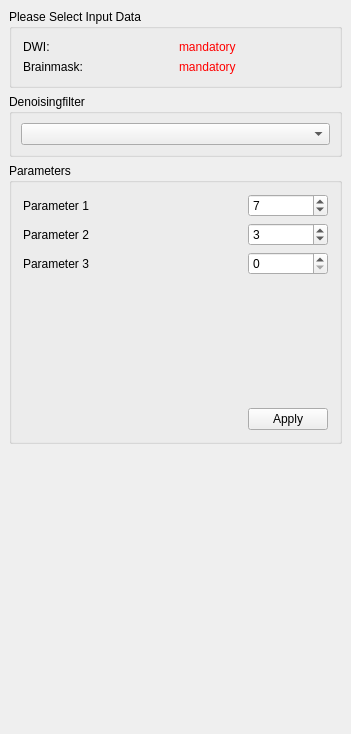
The window that Plugins/org.mitk.gui.qt.diffusionimaging/src/internal/QmitkDenoisingViewControls.ui (MITK/MITK) describes before a commit, drawn with Qt 5.
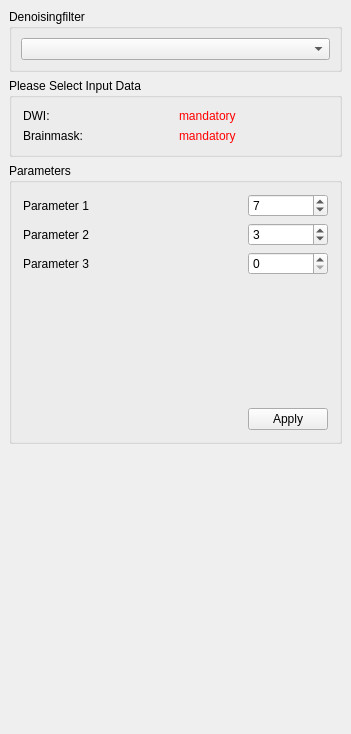
The same window after the commit.

Commit message: Implemented gauss denoising.

The edit to the form file:
```diff
--- a/Plugins/org.mitk.gui.qt.diffusionimaging/src/internal/QmitkDenoisingViewControls.ui
+++ b/Plugins/org.mitk.gui.qt.diffusionimaging/src/internal/QmitkDenoisingViewControls.ui
@@ -26,6 +26,21 @@
    <property name="margin">
     <number>9</number>
    </property>
+   <item>
+    <widget class="QGroupBox" name="gridGroupBox">
+     <property name="title">
+      <string>Denoisingfilter</string>
+     </property>
+     <layout class="QGridLayout" name="gridLayout">
+      <property name="margin">
+       <number>9</number>
+      </property>
+      <item row="0" column="0">
+       <widget class="QComboBox" name="m_SelectFilterComboBox"/>
+      </item>
+     </layout>
+    </widget>
+   </item>
    <item>
     <widget class="QGroupBox" name="m_InputData">
      <property name="title">
@@ -66,21 +81,6 @@
      </layout>
     </widget>
    </item>
-   <item>
-    <widget class="QGroupBox" name="gridGroupBox">
-     <property name="title">
-      <string>Denoisingfilter</string>
-     </property>
-     <layout class="QGridLayout" name="gridLayout">
-      <property name="margin">
-       <number>9</number>
-      </property>
-      <item row="0" column="0">
-       <widget class="QComboBox" name="m_SelectFilterComboBox"/>
-      </item>
-     </layout>
-    </widget>
-   </item>
    <item>
     <widget class="QGroupBox" name="m_ParameterBox">
      <property name="title">
```
Left out of the diff: 4 changed lines with no effect on the pictures. The commit also changes 2 other files.
